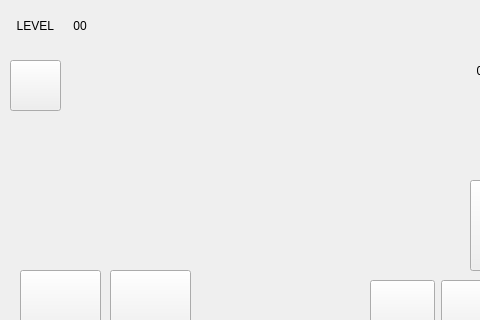
First picture: the form in mainwindow.ui, repository slotfi909/heyDay, before the edit; both pictures show x 0 to 480 and y 0 to 320 of the 588 by 513 pixel window.
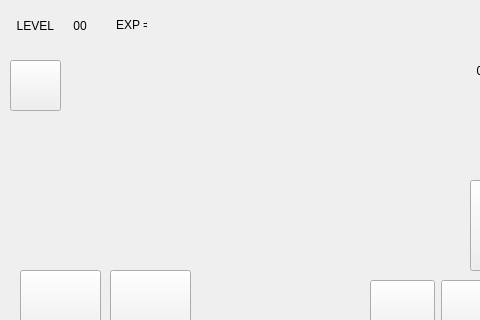
Second picture: the form after the edit.

Commit message: EXP label added

What changed in the file:
```diff
--- a/mainwindow.ui
+++ b/mainwindow.ui
@@ -302,6 +302,32 @@
      <string> 00 </string>
     </property>
    </widget>
+   <widget class="QLabel" name="exp1">
+    <property name="geometry">
+     <rect>
+      <x>116</x>
+      <y>9</y>
+      <width>31</width>
+      <height>31</height>
+     </rect>
+    </property>
+    <property name="text">
+     <string>EXP =</string>
+    </property>
+   </widget>
+   <widget class="QLabel" name="exp2">
+    <property name="geometry">
+     <rect>
+      <x>150</x>
+      <y>10</y>
+      <width>31</width>
+      <height>31</height>
+     </rect>
+    </property>
+    <property name="text">
+     <string/>
+    </property>
+   </widget>
   </widget>
   <widget class="QMenuBar" name="menubar">
    <property name="geometry">
```
The commit also changes 1 other file.
